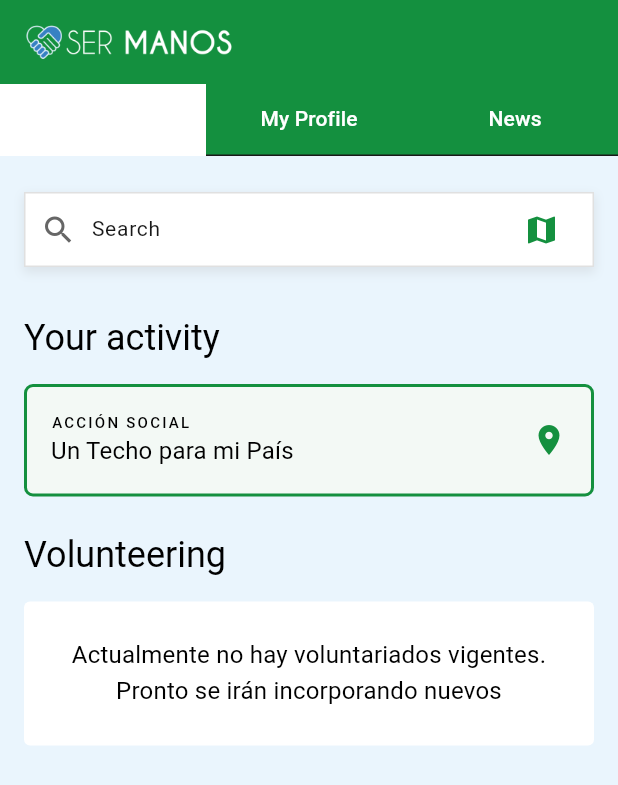
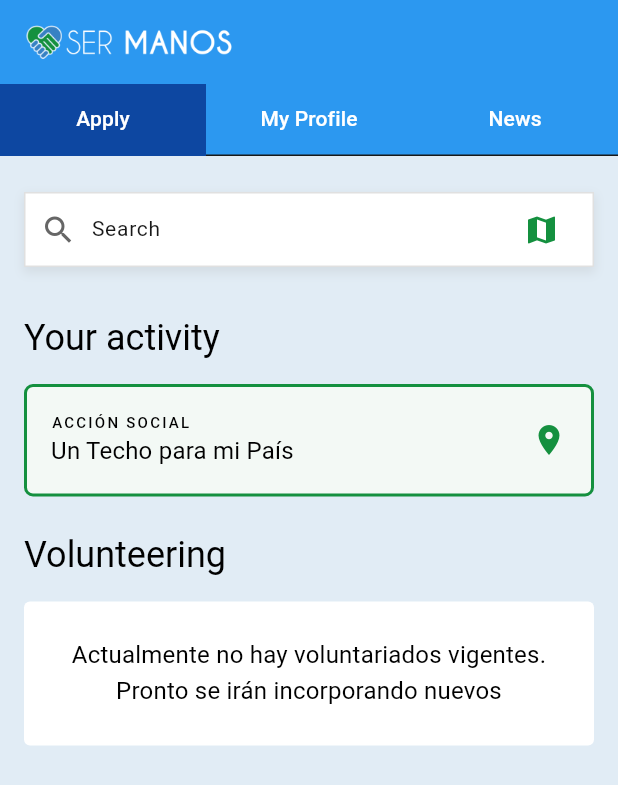
Before and after one commit to ImNotGone/TP_DAMM, a Flutter app: the HomePage screen opened by its route, on a phone screen of 412 x 824 dp. Shown: the top 785 px of the screen. Run offline on Flutter 3.47's test engine with Material 3 defaults, Android fonts, the phone set to English and light mode, and no system bars; our stand-ins replace cloud_firestore, firebase_auth, firebase_core, firebase_storage, flutter_hooks, flutter_markdown and 7 more; accounts and stored records are empty; generated files the repository leaves out were written again.

Commit message:
ref: home page uses color scheme

```diff
--- a/lib/home/presentation/home_page.dart
+++ b/lib/home/presentation/home_page.dart
@@ -25,7 +25,7 @@
       length: 3,
       child: Scaffold(
         appBar: AppBar(
-          backgroundColor: Theme.of(context).colorScheme.primary,
+          backgroundColor: Theme.of(context).colorScheme.secondary,
           title: Row(
             mainAxisAlignment: MainAxisAlignment.start,
             children: [
@@ -34,10 +34,10 @@
             ],
           ),
           bottom: TabBar(
-            labelColor: Theme.of(context).colorScheme.onPrimary,
-            unselectedLabelColor: Theme.of(context).colorScheme.onPrimary,
+            labelColor: Theme.of(context).colorScheme.onSecondary,
+            unselectedLabelColor: Theme.of(context).colorScheme.onSecondary,
             indicator: BoxDecoration(
-              color: Theme.of(context).colorScheme.primaryContainer, // Change this to your desired color
+              color: Theme.of(context).colorScheme.secondaryContainer, // Change this to your desired color
             ),
             indicatorSize: TabBarIndicatorSize.tab,
             tabs: [
@@ -53,7 +53,7 @@
           ),
         ),
         body: Container(
-            color: const Color(0xFFEAF5FD),
+            color: Theme.of(context).colorScheme.surface,
             child: _screens[_currentScreen]
         ),
       ),
--- a/lib/main.dart
+++ b/lib/main.dart
@@ -154,6 +154,7 @@
           onPrimaryContainer: neutralSwatch[100]!,
           secondary: secondarySwatch[100]!,
           onSecondary: neutralSwatch[0]!,
+          secondaryContainer: secondarySwatch[200]!,
           error: const Color(0xFFB3261E),
           onError: neutralSwatch[0]!,
           surface: secondarySwatch[10]!,
```
